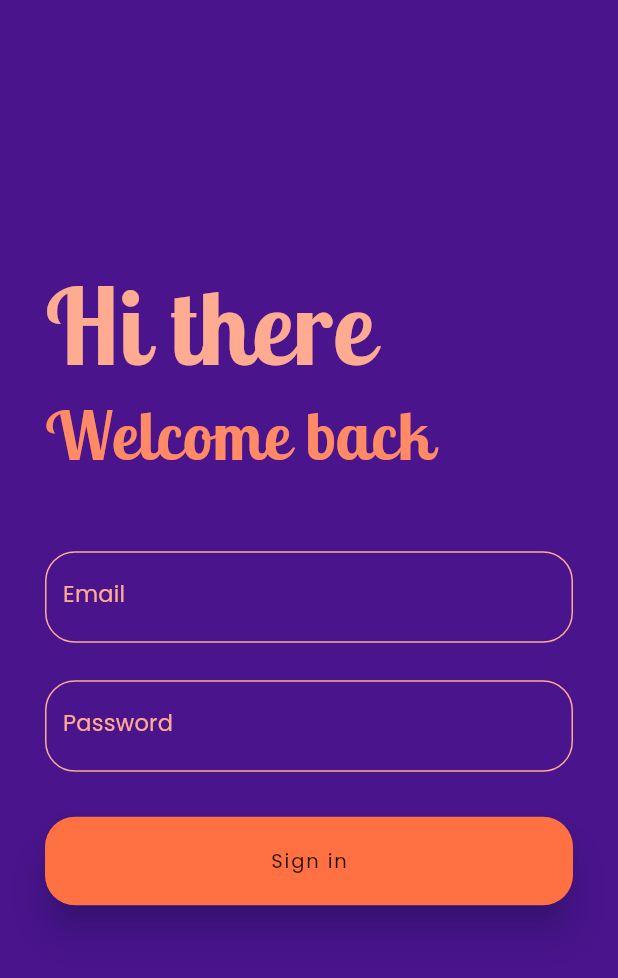
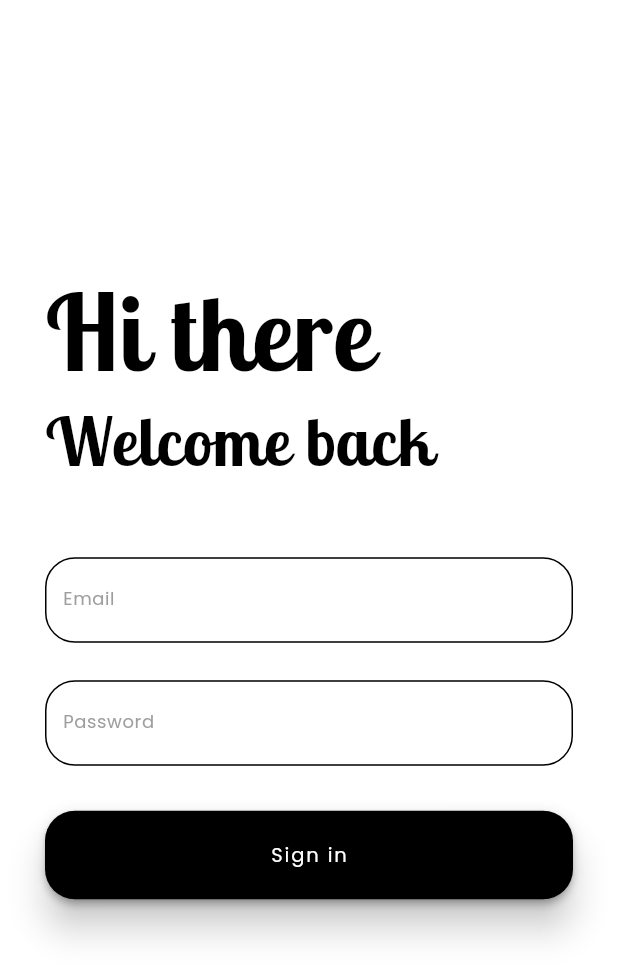
Before and after one commit to Jcupzz/applore_sample_app, a Flutter app: the Login screen opened by its route, on a phone screen of 412 x 824 dp. Shown: the top 978 px of the screen. Run offline on Flutter 3.47's test engine with Material 2 defaults, Android fonts, the phone set to English and light mode, and no system bars; drawn by our look-alikes of shimmer; our stand-ins replace bot_toast, cached_network_image, cloud_firestore, firebase_auth, firebase_core, firebase_storage and 5 more; accounts and stored records are empty.

Commit message:
Layout all set

```diff
--- a/lib/Pages/Login.dart
+++ b/lib/Pages/Login.dart
@@ -4,6 +4,7 @@ import 'package:bot_toast/bot_toast.dart';
 import 'package:flutter/cupertino.dart';
 import 'package:flutter/material.dart';
 import 'package:provider/provider.dart';
+import 'package:shimmer/shimmer.dart';
 
 class Login extends StatefulWidget {
   @override
@@ -14,7 +15,6 @@ class _LoginState extends State<Login> {
   double minSize = 400;
   bool isLandScape = false;
 
-
   final _formkey = GlobalKey<FormState>();
   String email = '';
   String password = '';
@@ -24,9 +24,9 @@ class _LoginState extends State<Login> {
 
   @override
   Widget build(BuildContext context) {
-    if(MediaQuery.of(context).orientation == Orientation.landscape){
+    if (MediaQuery.of(context).orientation == Orientation.landscape) {
       isLandScape = true;
-    }else{
+    } else {
       isLandScape = false;
     }
     double maxSize = MediaQuery.of(context).size.width;
@@ -34,7 +34,7 @@ class _LoginState extends State<Login> {
     return loading
         ? Loading()
         : Scaffold(
-            backgroundColor: Colors.purple[900],
+            backgroundColor: Colors.white,
             body: Center(
               child: Padding(
                 padding: const EdgeInsets.fromLTRB(30, 0, 30, 0),
@@ -42,31 +42,45 @@ class _LoginState extends State<Login> {
                     key: _formkey,
                     child: SingleChildScrollView(
                       child: Container(
-                        width: isLandScape? minSize : maxSize,
+                        width: isLandScape ? minSize : maxSize,
                         child: Column(
                           children: <Widget>[
-                            Align(
+                            Shimmer.fromColors(
+                              highlightColor: Colors.white,
+                              baseColor: Colors.black,
+                              enabled: true,
+                              loop: 1,
+                              period: Duration(milliseconds: 1000),
+                              child: Align(
                                 alignment: Alignment.centerLeft,
                                 child: Text(
                                   "Hi there",
                                   style: TextStyle(
-                                    color: Colors.deepOrange[200],
+                                      color: Colors.black,
                                       fontSize: 70,
                                       fontStyle: FontStyle.normal,
                                       fontFamily: 'LobsterTwo',
                                       fontWeight: FontWeight.bold),
                                 ),
                               ),
-                            Align(
+                            ),
+                            Shimmer.fromColors(
+                              baseColor: Colors.black,
+                              enabled: true,
+                              loop: 1,
+                              period: Duration(milliseconds: 1000),
+                              highlightColor: Colors.white,
+                              child: Align(
                                 alignment: Alignment.centerLeft,
                                 child: Text(
                                   "Welcome back",
                                   style: TextStyle(
-                                    color: Colors.deepOrange[300],
+                                      color: Colors.black,
                                       fontSize: 45,
                                       fontFamily: 'LobsterTwo',
                                       fontStyle: FontStyle.normal,
                                       fontWeight: FontWeight.bold),
+                                ),
                               ),
                             ),
                             SizedBox(
@@ -76,30 +90,25 @@ class _LoginState extends State<Login> {
                             //Email Field
 
                             TextFormField(
-                              validator: (val) =>
-                                  val.isEmpty || !(val.contains('@'))
-                                      ? 'Enter a valid email address'
-                                      : null,
+                              validator: (val) => val.isEmpty || !(val.contains('@')) ? 'Enter a valid email address' : null,
                               onChanged: (value) {
                                 setState(() => email = value);
                               },
-                              style: TextStyle(color: Colors.purple[200]),
-                              cursorColor: Colors.deepOrange,
+                              style: Theme.of(context).textTheme.caption.copyWith(color: Colors.black),
+                              cursorColor: Colors.blue,
                               decoration: InputDecoration(
                                 labelStyle: TextStyle(
-                                  color: Colors.deepOrange[200],
+                                  color: Colors.grey,
                                 ),
                                 labelText: "Email",
                                 fillColor: Colors.white,
                                 focusedBorder: OutlineInputBorder(
                                   borderRadius: BorderRadius.circular(20),
-                                  borderSide: BorderSide(
-                                      width: 1, color: Colors.purple[200]),
+                                  borderSide: BorderSide(width: 1, color: Colors.grey),
                                 ),
                                 enabledBorder: OutlineInputBorder(
                                   borderRadius: BorderRadius.circular(20),
-                                  borderSide: BorderSide(
-                                      width: 1, color: Colors.deepOrange[200]),
+                                  borderSide: BorderSide(width: 1, color: Colors.black),
                                 ),
                                 border: OutlineInputBorder(
                                   borderRadius: BorderRadius.circular(20),
@@ -115,29 +124,26 @@ class _LoginState extends State<Login> {
                             //Password Field
 
                             TextFormField(
-                              validator: (val) => val.isEmpty || val.length < 6
-                                  ? 'Enter a password greater than 6 characters'
-                                  : null,
+                              validator: (val) =>
+                                  val.isEmpty || val.length < 6 ? 'Enter a password greater than 6 characters' : null,
                               onChanged: (value) {
                                 setState(() => password = value);
                               },
                               obscureText: true,
-                              style: TextStyle(color: Colors.purple[200]),
-                              cursorColor: Colors.deepOrange,
+                              style: Theme.of(context).textTheme.caption.copyWith(color: Colors.black),
+                              cursorColor: Colors.blue,
                               decoration: InputDecoration(
                                 labelStyle: TextStyle(
-                                  color: Colors.deepOrange[200],
+                                  color: Colors.grey,
                                 ),
                                 labelText: "Password",
                                 focusedBorder: OutlineInputBorder(
                                   borderRadius: BorderRadius.circular(20),
-                                  borderSide: BorderSide(
-                                      width: 1, color: Colors.purple[200]),
+                                  borderSide: BorderSide(width: 1, color: Colors.grey),
                                 ),
                                 enabledBorder: OutlineInputBorder(
                                   borderRadius: BorderRadius.circular(20),
-                                  borderSide: BorderSide(
-                                      width: 1, color: Colors.deepOrange[200]),
+                                  borderSide: BorderSide(width: 1, color: Colors.black),
                                 ),
                                 border: OutlineInputBorder(
                                   borderRadius: BorderRadius.circular(20),
@@ -149,16 +155,18 @@ class _LoginState extends State<Login> {
                               height: 30,
                             ),
                             Container(
-                              width: double.infinity,
+                              width: MediaQuery.of(context).size.width,
                               child: PhysicalModel(
                                 color: Colors.transparent,
-                                shadowColor: Colors.deepPurple[900],
+                                shadowColor: Colors.black,
                                 elevation: 10,
                                 shape: BoxShape.rectangle,
                                 borderRadius: BorderRadius.circular(20),
-                                child: FlatButton(
-                                  shape: RoundedRectangleBorder(
-                                      borderRadius: BorderRadius.circular(20)),
+                                child: ElevatedButton(
+                                  style: ElevatedButton.styleFrom(
+                                      shape: RoundedRectangleBorder(borderRadius: BorderRadius.circular(20)),
+                                      onPrimary: Colors.white,
+                                      primary: Colors.black),
                                   onPressed: () async {
                                     print("Button presed");
                                     //
@@ -166,26 +174,24 @@ class _LoginState extends State<Login> {
                                       setState(() {
                                         loading = true;
                                       });
-                                      isSuccess = await context
-                                          .read<AuthenticationService>()
-                                          .signIn(email: email, password: password);
+                                      isSuccess =
+                                          await context.read<AuthenticationService>().signIn(email: email, password: password);
                                       print(isSuccess);
                                       if (isSuccess.toString() == "Signed in") {
-                                        Navigator.pushReplacementNamed(
-                                            context, '/Home');
+                                        Navigator.pushReplacementNamed(context, '/Home');
                                         BotToast.showSimpleNotification(
-                                          title:
-                                          "Welcome back!",
-                                          backgroundColor: Colors.orangeAccent,
+                                          titleStyle: Theme.of(context)
+                                              .textTheme
+                                              .bodyText2
+                                              .copyWith(color: Colors.white, fontWeight: FontWeight.bold),
+                                          title: "Welcome back!",
+                                          backgroundColor: Colors.black,
                                         );
                                       } else {
-                                        Navigator.pushReplacementNamed(
-                                            context, '/Register');
+                                        Navigator.pushReplacementNamed(context, '/Register');
                                         BotToast.showSimpleNotification(
-                                          title:
-                                          "Failed to sign in. Please check internet connection and try again!",
+                                          title: "Failed to sign in. Please check internet connection and try again!",
                                           backgroundColor: Colors.red,
-
                                         );
                                       }
                                     }
@@ -206,7 +212,6 @@ class _LoginState extends State<Login> {
                                     //   }
                                     // }
                                   },
-                                  color: Colors.deepOrange[400],
                                   child: Padding(
                                     padding: const EdgeInsets.fromLTRB(0, 20, 0, 20),
                                     child: Text("Sign in"),
@@ -223,8 +228,7 @@ class _LoginState extends State<Login> {
                               child: Text(
                                 error,
                                 textAlign: TextAlign.center,
-                                style: TextStyle(
-                                    color: Colors.deepOrange[200], fontSize: 18),
+                                style: TextStyle(color: Colors.red, fontSize: 18),
                               ),
                             )
                           ],
--- a/lib/Static/Loading.dart
+++ b/lib/Static/Loading.dart
@@ -5,10 +5,10 @@ class Loading extends StatelessWidget {
   @override
   Widget build(BuildContext context) {
     return Container(
-        color: Colors.purple[900],
+        color: Colors.white,
         child: Center(
           child: SpinKitRipple(
-            color: Colors.deepOrange[200],
+            color: Colors.black,
             size: 70.0,
           ),
         ));
```
Also changed, not shown: lib/Pages/Home.dart (+83 -2 lines), lib/Pages/Register.dart (+18 -6 lines). Lines whose indentation alone changed are shown as unchanged.
